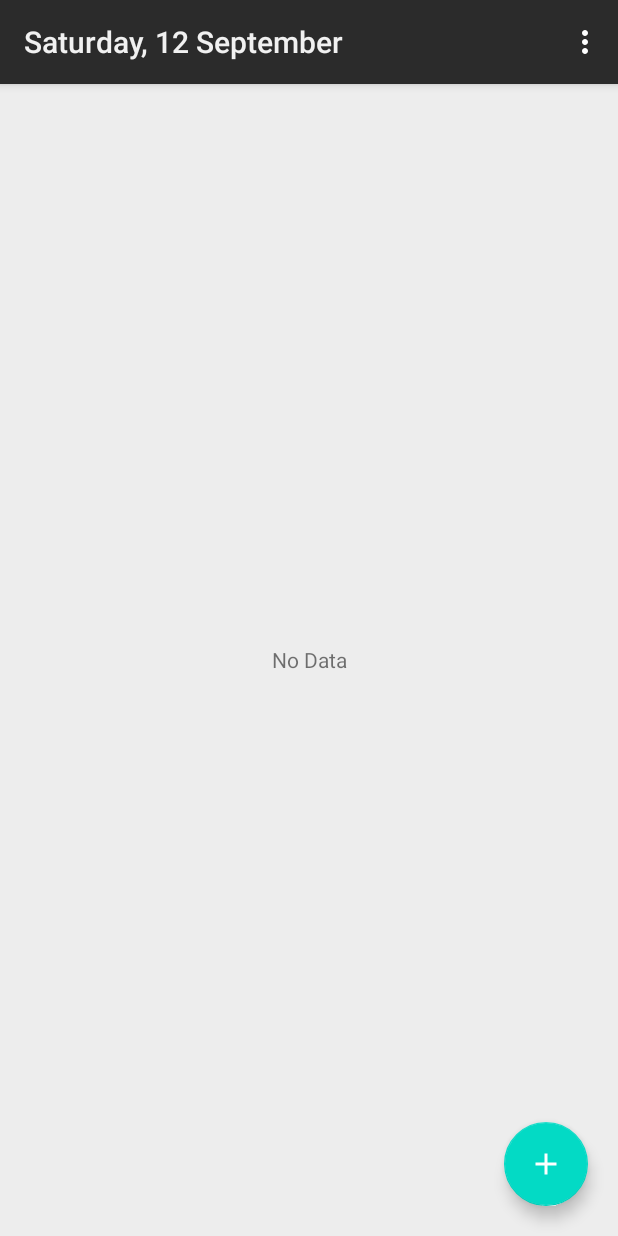
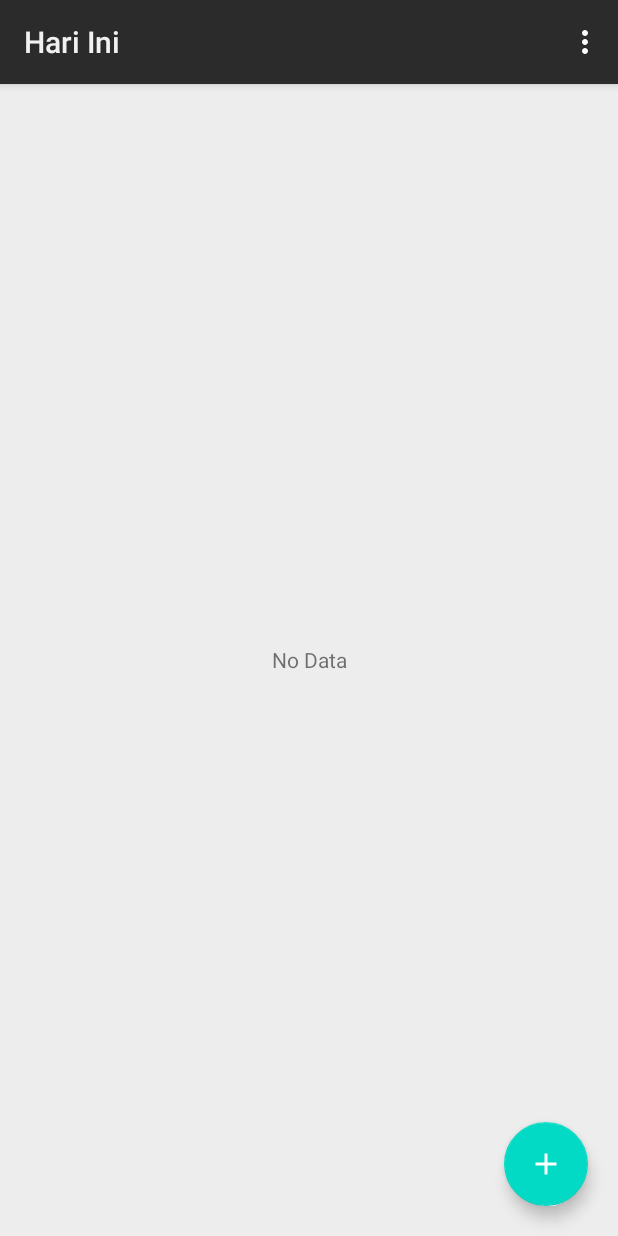
Before and after one commit to setyotontowi/menko, an Android app: the screen it shows after launch (MainActivity), on a phone screen of 412 x 824 dp. Run offline under Robolectric (Android 15) with nearby library versions, the light colour scheme and no system bars; our stand-ins replace Room's generated code; libraries missing offline, so code that uses them is left out: com.github.appintro.

Commit message:
Set fragment's title Today/Tomorrow for today/tomorrow (#10)

```diff
--- a/app/src/main/java/com/project/thisappistryingtomakeyoubetter/adapter/DayAdapter.java
+++ b/app/src/main/java/com/project/thisappistryingtomakeyoubetter/adapter/DayAdapter.java
@@ -23,7 +23,7 @@ public class DayAdapter extends FragmentStateAdapter {
     @Override
     public Fragment createFragment(int position) {
         Calendar calendar = calendars.get(position);
-        return DayFragment.newInstance(calendar);
+        return DayFragment.newInstance(calendar, position);
     }
 
     @Override
--- a/app/src/main/java/com/project/thisappistryingtomakeyoubetter/fragment/DayFragment.java
+++ b/app/src/main/java/com/project/thisappistryingtomakeyoubetter/fragment/DayFragment.java
@@ -37,22 +37,27 @@ public class DayFragment extends Fragment implements
         View.OnClickListener,
         TaskAdapter.TaskCallback{
 
+    // Static Variables
+    public final static String DATE = "date";
+    public final static String POSITION = "position";
+
     private Calendar calendar;
     private FragmentDayBinding binding;
-    // Debug
     private List<Task> tasks = new ArrayList<>();
     private TaskAdapter taskAdapter;
     private AppDatabase db;
     private Date from, to;
+    private int position;
 
     public DayFragment() {
         // Required empty public constructor
     }
 
-    public static DayFragment newInstance(Calendar calendar) {
+    public static DayFragment newInstance(Calendar calendar, int position) {
         DayFragment fragment = new DayFragment();
         Bundle args = new Bundle();
-        args.putLong("date", calendar.getTimeInMillis());
+        args.putLong(DATE, calendar.getTimeInMillis());
+        args.putInt(POSITION, position);
         fragment.setArguments(args);
         return fragment;
     }
@@ -62,7 +67,8 @@ public class DayFragment extends Fragment implements
         super.onCreate(savedInstanceState);
         assert getArguments() != null;
         calendar = Calendar.getInstance(TimeZone.getDefault(), Locale.ENGLISH);
-        calendar.setTimeInMillis(getArguments().getLong("date"));
+        calendar.setTimeInMillis(getArguments().getLong(DATE));
+        position = getArguments().getInt(POSITION);
     }
 
     @Override
@@ -95,8 +101,20 @@ public class DayFragment extends Fragment implements
     @Override
     public void onResume() {
         super.onResume();
-        ((MainActivity)requireActivity()).toolbar.setTitle(
-                GeneralHelper.dateFormatter().format(calendar.getTime()));
+        String title;
+        switch (position){
+            case 0:
+                title = getString(R.string.title_today);
+                break;
+            case 1:
+                title = getString(R.string.title_tomorrow);
+                break;
+            default:
+                title = GeneralHelper.dateFormatter().format(calendar.getTime());
+                break;
+        }
+        ((MainActivity)requireActivity()).toolbar.setTitle(title);
+
         getAll(from, to);
     }
 
--- a/app/src/main/res/values/strings.xml
+++ b/app/src/main/res/values/strings.xml
@@ -36,5 +36,7 @@
     <string name="add_task_description_hint">Tambahkan Deskripsi</string>
     <string name="add_task_save_button">Simpan</string>
     <string name="add_task_cancel_button">Batal</string>
+    <string name="title_today">Hari Ini</string>
+    <string name="title_tomorrow">Besok</string>
 
 </resources>
```
